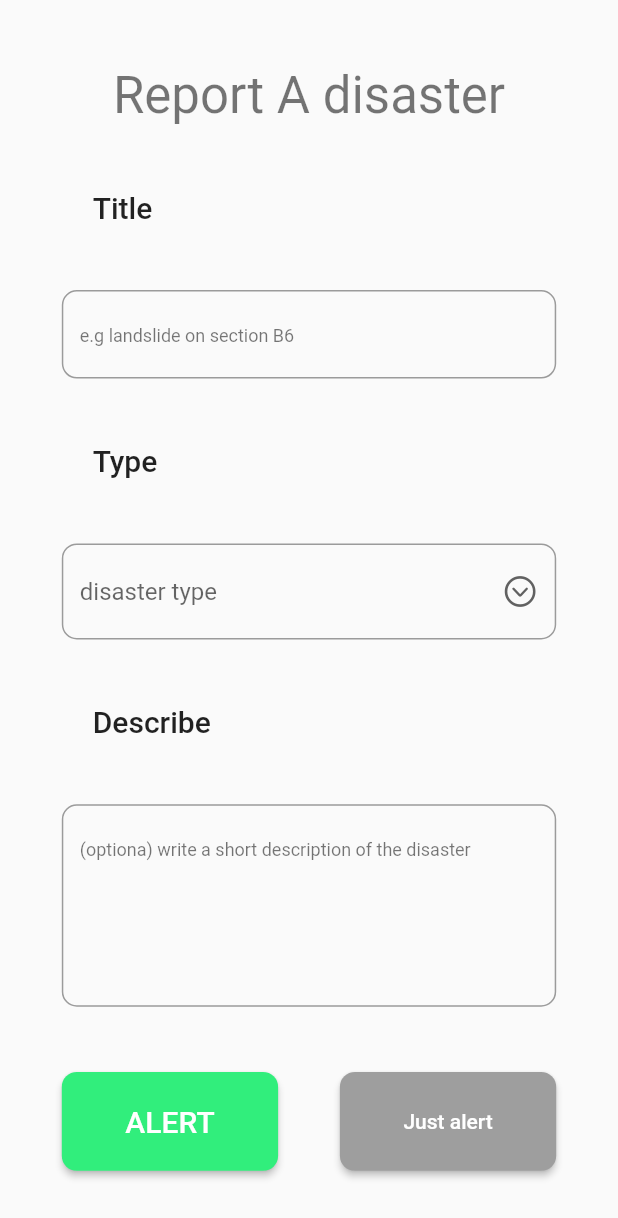
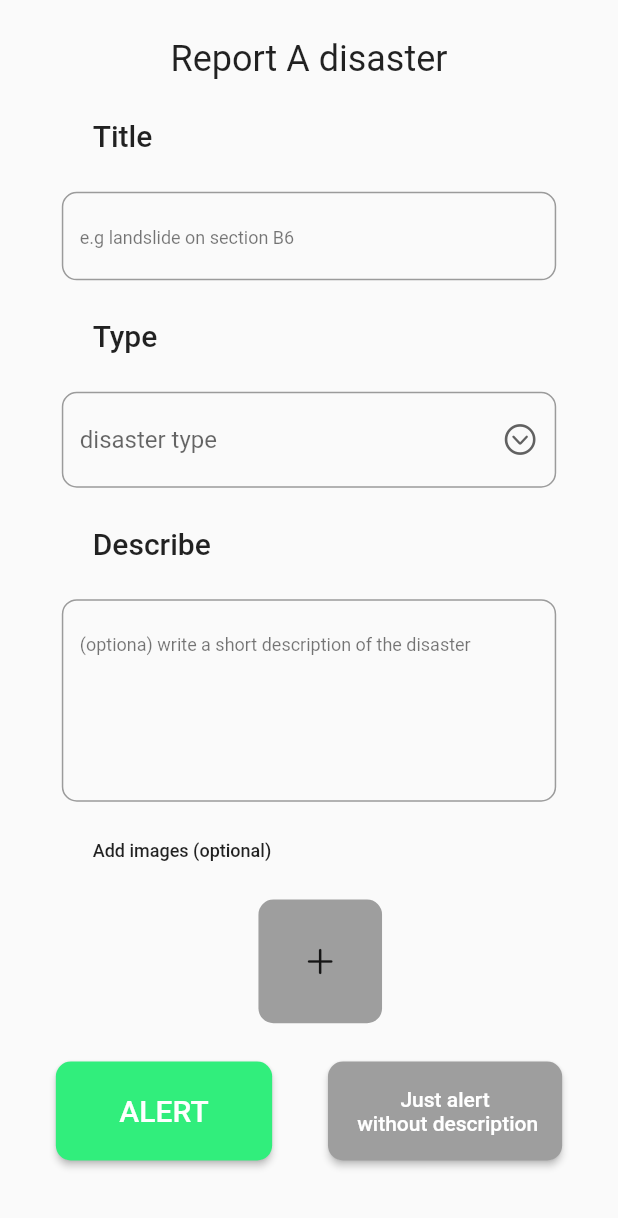
Before and after one commit to materoy/Siemens-hackathon-safety-marker, a Flutter app: the AlertDetailsPage screen opened directly, on a phone screen of 412 x 824 dp. Shown: the top 1218 px of the screen. Run offline on Flutter 3.47's test engine with Material 2 defaults, Android fonts, the phone set to English and light mode, and no system bars; our stand-ins replace bloc, cloud_firestore, equatable, firebase_auth, firebase_core, firebase_storage and 5 more; accounts and stored records are empty; generated files the repository leaves out were written again.

Commit message:
impl disaster image add and description, title, type

```diff
--- a/lib/app/modules/alert/alert.dart
+++ b/lib/app/modules/alert/alert.dart
@@ -4,5 +4,5 @@ export '../safety/view/users_welfare_page.dart';
 export 'bloc/alert_bloc.dart';
 export 'model/model.dart';
 export 'repository/alert_repository.dart';
-export 'view/alert_details_dialog.dart';
+export 'view/alert_details_page.dart';
 export 'view/alert_page.dart';
--- a/lib/app/modules/alert/bloc/alert_bloc.dart
+++ b/lib/app/modules/alert/bloc/alert_bloc.dart
@@ -1,4 +1,5 @@
 import 'dart:async';
+import 'dart:typed_data';
 
 import 'package:bloc/bloc.dart';
 import 'package:equatable/equatable.dart';
@@ -21,7 +22,7 @@ class AlertBloc extends Bloc<AlertEvent, AlertState> {
       final alertId = await _alertRepository.createAlert(event.alert);
       yield CurrentAlertState(event.alert.copyWith(alertId: alertId));
     } else if (event is UpdateAlertEvent) {
-      await _alertRepository.updateAlertDetails(event.alert);
+      await _alertRepository.updateAlertDetails(event.alert, event.images);
       yield CurrentAlertState(event.alert);
     } else {
       yield NoAlertState();
--- a/lib/app/modules/alert/bloc/alert_event.dart
+++ b/lib/app/modules/alert/bloc/alert_event.dart
@@ -13,7 +13,8 @@ class CreateAlertEvent extends AlertEvent {
 }
 
 class UpdateAlertEvent extends AlertEvent {
-  UpdateAlertEvent(Alert alert) : super(alert: alert);
+  UpdateAlertEvent(Alert alert, {this.images}) : super(alert: alert);
+  final List<Uint8List>? images;
 }
 
 class CloseAlertEvent extends AlertEvent {}
--- a/lib/app/modules/alert/model/alert.dart
+++ b/lib/app/modules/alert/model/alert.dart
@@ -1,15 +1,19 @@
+import 'dart:typed_data';
+
 import 'package:cloud_firestore/cloud_firestore.dart';
 import 'package:equatable/equatable.dart';
 
 class Alert extends Equatable {
-  const Alert(
-      {this.alertId,
-      required this.creatorId,
-      this.title,
-      this.type,
-      this.description,
-      required this.time,
-      this.active = true});
+  const Alert({
+    this.alertId,
+    required this.creatorId,
+    this.title,
+    this.type,
+    this.description,
+    required this.time,
+    this.active = true,
+    this.images,
+  });
 
   factory Alert.fromMap(Map<String, dynamic> alertMap) {
     return Alert(
@@ -20,6 +24,9 @@ class Alert extends Equatable {
       description: alertMap['description'] as String?,
       title: alertMap['title'] as String?,
       type: alertMap['type'] as String?,
+      images: (alertMap['images'] as List?)
+          ?.map((dynamic e) => e as String)
+          .toList(),
     );
   }
 
@@ -32,6 +39,7 @@ class Alert extends Equatable {
       'description': description,
       'time': time,
       'active': active,
+      'images': images,
     };
   }
 
@@ -42,6 +50,7 @@ class Alert extends Equatable {
   final String? description;
   final DateTime time;
   final bool active;
+  final List<String>? images;
 
   static Alert empty = Alert(
       time: DateTime.now(),
@@ -54,7 +63,7 @@ class Alert extends Equatable {
 
   @override
   List<Object?> get props =>
-      [alertId, time, creatorId, active, description, title, type];
+      [alertId, time, creatorId, active, description, title, type, images];
 
   Alert copyWith({
     final String? alertId,
@@ -63,6 +72,7 @@ class Alert extends Equatable {
     final String? description,
     final DateTime? time,
     final bool? active,
+    final List<String>? images,
   }) {
     return Alert(
       time: time ?? this.time,
@@ -72,6 +82,7 @@ class Alert extends Equatable {
       description: description ?? this.description,
       title: title ?? this.title,
       type: type ?? this.type,
+      images: images ?? this.images,
     );
   }
 }
--- a/lib/app/modules/alert/repository/alert_repository.dart
+++ b/lib/app/modules/alert/repository/alert_repository.dart
@@ -1,11 +1,16 @@
+import 'dart:typed_data';
+
 import 'package:cloud_firestore/cloud_firestore.dart';
+import 'package:firebase_storage/firebase_storage.dart';
 import 'package:siemens_hackathon_safety_marker/app/modules/alert/model/model.dart';
 
 class AlertRepository {
-  AlertRepository({FirebaseFirestore? firestore})
-      : _firestore = firestore ?? FirebaseFirestore.instance;
+  AlertRepository({FirebaseFirestore? firestore, FirebaseStorage? storage})
+      : _firestore = firestore ?? FirebaseFirestore.instance,
+        _storage = storage ?? FirebaseStorage.instance;
 
   final FirebaseFirestore _firestore;
+  final FirebaseStorage _storage;
 
   // ignore: constant_identifier_names
   static const ALERTS_COLLECTION = 'alerts';
@@ -19,11 +24,21 @@ class AlertRepository {
     return documentReference.id;
   }
 
-  Future<void> updateAlertDetails(Alert alert) async {
+  Future<void> updateAlertDetails(Alert alert, List<Uint8List>? images) async {
+    final imagesUrl = List<String>.empty(growable: true);
+    if (images != null) {
+      for (var i = 0; i < images.length; i++) {
+        final storageReference =
+            _storage.ref('$ALERTS_COLLECTION/${alert.alertId}/$i');
+        final uploadTask = await storageReference.putData(images[i]);
+        final imageUrl = await uploadTask.ref.getDownloadURL();
+        imagesUrl.add(imageUrl);
+      }
+    }
     await _firestore
         .collection(ALERTS_COLLECTION)
         .doc(alert.alertId)
-        .update(alert.toMap());
+        .update(alert.copyWith(images: imagesUrl).toMap());
   }
 
   /// Sets the alert current value to false
--- a/lib/app/modules/alert/view/alert_details_dialog.dart
+++ /dev/null
@@ -1,180 +0,0 @@
-import 'dart:developer';
-
-import 'package:flutter/cupertino.dart';
-import 'package:flutter/material.dart';
-import 'package:flutter_bloc/flutter_bloc.dart';
-import 'package:siemens_hackathon_safety_marker/app/global/util/size_config.dart';
-import 'package:siemens_hackathon_safety_marker/app/modules/alert/bloc/alert_bloc.dart';
-
-class AlertDetailsPage extends StatefulWidget {
-  const AlertDetailsPage({Key? key}) : super(key: key);
-
-  @override
-  _AlertDetailsPageState createState() => _AlertDetailsPageState();
-}
-
-class _AlertDetailsPageState extends State<AlertDetailsPage> {
-  late final TextEditingController _titleController;
-
-  late final TextEditingController _descriptionController;
-
-  late String _alertType;
-
-  @override
-  void initState() {
-    super.initState();
-    _titleController = TextEditingController();
-    _descriptionController = TextEditingController();
-    _alertType = '';
-  }
-
-  @override
-  Widget build(BuildContext context) {
-    return Scaffold(
-      body: SizedBox(
-        width: SizeConfig.width,
-        child: SafeArea(
-          child: Column(
-            mainAxisAlignment: MainAxisAlignment.spaceEvenly,
-            children: [
-              Text('Report A disaster',
-                  style: Theme.of(context).textTheme.headline4),
-
-              _labelText(context, 'Title'),
-
-              /// Title text form field
-              Padding(
-                padding:
-                    EdgeInsets.symmetric(horizontal: SizeConfig.unitWidth * 10),
-                child: TextFormField(
-                  controller: _titleController,
-                  decoration: InputDecoration(
-                    hintText: 'e.g landslide on section B6',
-                    hintStyle: Theme.of(context).textTheme.caption,
-                    border: OutlineInputBorder(
-                      borderRadius: BorderRadius.circular(10),
-                    ),
-                  ),
-                ),
-              ),
-
-              _labelText(context, 'Type'),
-              _selectDisasterType(),
-              _labelText(context, 'Describe'),
-
-              /// Describe text form field
-              Padding(
-                padding:
-                    EdgeInsets.symmetric(horizontal: SizeConfig.unitWidth * 10),
-                child: TextFormField(
-                  controller: _descriptionController,
-                  maxLines: 5,
-                  decoration: InputDecoration(
-                    hintText:
-                        '(optiona) write a short description of the disaster',
-                    hintStyle: Theme.of(context).textTheme.caption,
-                    border: OutlineInputBorder(
-                      borderRadius: BorderRadius.circular(10),
-                    ),
-                  ),
-                ),
-              ),
-
-              Row(
-                mainAxisAlignment: MainAxisAlignment.spaceEvenly,
-                children: [
-                  /// Alert button
-                  sendButton(
-                    onPressed: updateAlert,
-                    child: Text(
-                      'ALERT',
-                      style: Theme.of(context).primaryTextTheme.headline6,
-                    ),
-                    color: const Color(0xFF31EE7C),
-                  ),
-                  sendButton(
-                      onPressed: () {},
-                      child: const Text(
-                        'Just alert',
-                      ),
-                      color: Colors.grey),
-                ],
-              ),
-            ],
-          ),
-        ),
-      ),
-    );
-  }
-
-  void updateAlert() {
-    final initialAlert = BlocProvider.of<AlertBloc>(context).state.alert;
-    BlocProvider.of<AlertBloc>(context)
-        .add(UpdateAlertEvent(initialAlert.copyWith(
-      title: _titleController.text,
-      description: _descriptionController.text,
-      type: _alertType,
-    )));
-  }
-
-  Widget _labelText(BuildContext context, String text) {
-    return Container(
-      padding: EdgeInsets.only(left: SizeConfig.unitWidth * 15),
-      alignment: Alignment.centerLeft,
-      child: Text(
-        text,
-        style: Theme.of(context).textTheme.headline6,
-        textAlign: TextAlign.left,
-      ),
-    );
-  }
-
-  Widget sendButton(
-      {required VoidCallback onPressed,
-      required Widget child,
-      required Color color}) {
-    return ElevatedButton(
-      style: ElevatedButton.styleFrom(
-          shape:
-              RoundedRectangleBorder(borderRadius: BorderRadius.circular(10)),
-          primary: color,
-          minimumSize:
-              Size(SizeConfig.unitWidth * 35.0, SizeConfig.unitHeight * 8.0)),
-      onPressed: onPressed,
-      child: child,
-    );
-  }
-
-  Widget _selectDisasterType() {
-    return Padding(
-      padding: EdgeInsets.symmetric(horizontal: SizeConfig.unitWidth * 10),
-      child: DropdownButtonFormField<String>(
-        icon: const Icon(CupertinoIcons.chevron_down_circle),
-        onChanged: (value) {},
-        decoration: InputDecoration(
-          hintText: 'disaster type',
-          hintStyle: Theme.of(context).textTheme.caption,
-          border: OutlineInputBorder(
-            borderRadius: BorderRadius.circular(10),
-          ),
-        ),
-        items: items(),
-      ),
-    );
-  }
-
-  List<DropdownMenuItem<String>> items() => const [
-        DropdownMenuItem<String>(
-          value: 'fire',
-          child: Text('Fire'),
-        ),
-        DropdownMenuItem<String>(
-          value: 'landslide',
-          child: Text('Landslide'),
-        ),
-        DropdownMenuItem<String>(
-          value: 'thunderstorm',
-          child: Text('Thunderstorm'),
-        ),
-      ];
-}
--- /dev/null
+++ b/lib/app/modules/alert/view/alert_details_page.dart
@@ -0,0 +1,294 @@
+import 'dart:typed_data';
+
+import 'package:flutter/cupertino.dart';
+import 'package:flutter/material.dart';
+import 'package:flutter_bloc/flutter_bloc.dart';
+import 'package:image_picker/image_picker.dart';
+import 'package:siemens_hackathon_safety_marker/app/global/util/size_config.dart';
+import 'package:siemens_hackathon_safety_marker/app/modules/alert/bloc/alert_bloc.dart';
+import 'package:siemens_hackathon_safety_marker/app/routes/app_pages.dart';
+
+class AlertDetailsPage extends StatefulWidget {
+  const AlertDetailsPage({Key? key}) : super(key: key);
+
+  @override
+  _AlertDetailsPageState createState() => _AlertDetailsPageState();
+}
+
+class _AlertDetailsPageState extends State<AlertDetailsPage> {
+  late final TextEditingController _titleController;
+
+  late final TextEditingController _descriptionController;
+
+  late String _alertType;
+
+  late List<Uint8List> _images;
+
+  @override
+  void initState() {
+    super.initState();
+    _titleController = TextEditingController();
+    _descriptionController = TextEditingController();
+    _alertType = '';
+    _images = List<Uint8List>.empty(growable: true);
+  }
+
+  @override
+  Widget build(BuildContext context) {
+    return Scaffold(
+      body: SafeArea(
+        child: SingleChildScrollView(
+          child: SizedBox(
+            width: SizeConfig.width,
+            height: SizeConfig.unitHeight * 97,
+            child: Column(
+              mainAxisAlignment: MainAxisAlignment.spaceEvenly,
+              children: [
+                Text('Report A disaster',
+                    style: Theme.of(context).textTheme.headline5),
+
+                _labelText('Title'),
+
+                /// Title text form field
+                Padding(
+                  padding: EdgeInsets.symmetric(
+                      horizontal: SizeConfig.unitWidth * 10),
+                  child: TextFormField(
+                    controller: _titleController,
+                    decoration: InputDecoration(
+                      hintText: 'e.g landslide on section B6',
+                      hintStyle: Theme.of(context).textTheme.caption,
+                      border: OutlineInputBorder(
+                        borderRadius: BorderRadius.circular(10),
+                      ),
+                    ),
+                  ),
+                ),
+
+                _labelText('Type'),
+                _selectDisasterType(),
+                _labelText('Describe'),
+
+                /// Describe text form field
+                Padding(
+                  padding: EdgeInsets.symmetric(
+                      horizontal: SizeConfig.unitWidth * 10),
+                  child: TextFormField(
+                    controller: _descriptionController,
+                    maxLines: 5,
+                    decoration: InputDecoration(
+                      hintText:
+                          '(optiona) write a short description of the disaster',
+                      hintStyle: Theme.of(context).textTheme.caption,
+                      border: OutlineInputBorder(
+                        borderRadius: BorderRadius.circular(10),
+                      ),
+                    ),
+                  ),
+                ),
+
+                _labelText('Add images (optional)', fontSize: 12),
+
+                /// The disaster images
+                _disasterImages(),
+
+                Row(
+                  mainAxisAlignment: MainAxisAlignment.spaceEvenly,
+                  children: [
+                    /// Alert button
+                    sendButton(
+                      onPressed: updateAlert,
+                      child: Text(
+                        'ALERT',
+                        style: Theme.of(context).primaryTextTheme.headline6,
+                      ),
+                      color: const Color(0xFF31EE7C),
+                    ),
+                    sendButton(
+                        onPressed: () {
+                          Navigator.pushReplacementNamed(context, Routes.MAP);
+                        },
+                        child: const Text(
+                          'Just alert \n without description',
+                          textAlign: TextAlign.center,
+                        ),
+                        color: Colors.grey),
+                  ],
+                ),
+              ],
+            ),
+          ),
+        ),
+      ),
+    );
+  }
+
+  void updateAlert() {
+    final initialAlert = BlocProvider.of<AlertBloc>(context).state.alert;
+    BlocProvider.of<AlertBloc>(context).add(UpdateAlertEvent(
+        initialAlert.copyWith(
+          title: _titleController.text,
+          description: _descriptionController.text,
+          type: _alertType,
+        ),
+        images: _images));
+
+    ThankyouDialog.show(context);
+  }
+
+  Widget _disasterImages() {
+    return SizedBox(
+      height: SizeConfig.unitHeight * 10,
+      child: Row(
+        mainAxisAlignment: MainAxisAlignment.center,
+        mainAxisSize: MainAxisSize.min,
+        children: [
+          _imageContainer(IconButton(
+              onPressed: _addImages, icon: const Icon(CupertinoIcons.add))),
+          ...List.generate(
+              _images.length,
+              (index) => Stack(
+                    alignment: Alignment.topLeft,
+                    children: [
+                      _imageContainer(
+                          Image.memory(_images[index], fit: BoxFit.cover)),
+                      IconButton(
+                          onPressed: () {
+                            /// Remove an image from list
+                            setState(() {
+                              _images.remove(_images[index]);
+                            });
+                          },
+                          icon: const Icon(
+                            Icons.cancel_rounded,
+                            color: Colors.red,
+                          ))
+                    ],
+                  ))
+        ],
+      ),
+    );
+  }
+
+  Widget _imageContainer(Widget child) {
+    return Padding(
+      padding: const EdgeInsets.only(left: 15),
+      child: AspectRatio(
+        aspectRatio: 1,
+        child: Container(
+          clipBehavior: Clip.hardEdge,
+          height: double.infinity,
+          decoration: BoxDecoration(
+              color: Colors.grey, borderRadius: BorderRadius.circular(10)),
+          child: child,
+        ),
+      ),
+    );
+  }
+
+  Future<void> _addImages() async {
+    final picker = ImagePicker();
+    final pickedImage = await picker.pickImage(source: ImageSource.camera);
+
+    if (pickedImage != null) {
+      final pickedImageBytes = await pickedImage.readAsBytes();
+      setState(() {
+        _images.add(pickedImageBytes);
+      });
+    }
+  }
+
+  Widget _labelText(String text, {EdgeInsets? padding, double? fontSize}) {
+    return Container(
+      padding: padding ?? EdgeInsets.only(left: SizeConfig.unitWidth * 15),
+      alignment: Alignment.centerLeft,
+      child: Text(
+        text,
+        style:
+            Theme.of(context).textTheme.headline6!.copyWith(fontSize: fontSize),
+        textAlign: TextAlign.left,
+      ),
+    );
+  }
+
+  Widget sendButton(
+      {required VoidCallback onPressed,
+      required Widget child,
+      required Color color}) {
+    return ElevatedButton(
+      style: ElevatedButton.styleFrom(
+          shape:
+              RoundedRectangleBorder(borderRadius: BorderRadius.circular(10)),
+          primary: color,
+          minimumSize:
+              Size(SizeConfig.unitWidth * 35.0, SizeConfig.unitHeight * 8.0)),
+      onPressed: onPressed,
+      child: child,
+    );
+  }
+
+  Widget _selectDisasterType() {
+    return Padding(
+      padding: EdgeInsets.symmetric(horizontal: SizeConfig.unitWidth * 10),
+      child: DropdownButtonFormField<String>(
+        icon: const Icon(CupertinoIcons.chevron_down_circle),
+        onChanged: (value) {},
+        decoration: InputDecoration(
+          hintText: 'disaster type',
+          hintStyle: Theme.of(context).textTheme.caption,
+          border: OutlineInputBorder(
+            borderRadius: BorderRadius.circular(10),
+          ),
+        ),
+        items: items(),
+      ),
+    );
+  }
+
+  List<DropdownMenuItem<String>> items() => const [
+        DropdownMenuItem<String>(
+          value: 'fire',
+          child: Text('Fire'),
+        ),
+        DropdownMenuItem<String>(
+          value: 'landslide',
+          child: Text('Landslide'),
+        ),
+        DropdownMenuItem<String>(
+          value: 'thunderstorm',
+          child: Text('Thunderstorm'),
+        ),
+      ];
+}
+
+class ThankyouDialog extends StatelessWidget {
+  const ThankyouDialog({Key? key}) : super(key: key);
+
+  static Future<void> show(BuildContext context) {
+    return showCupertinoDialog<void>(
+      context: context,
+      builder: (context) => const ThankyouDialog(),
+    );
+  }
+
+  @override
+  Widget build(BuildContext context) {
+    return CupertinoAlertDialog(
+        title: const Text('Thank you'),
+        content:
+            const Text("Your alert may save a life it's very much appreciated"),
+        actions: [
+          TextButton(
+              onPressed: () =>
+                  Navigator.pushReplacementNamed(context, Routes.MAP),
+              child: const Text('Map')),
+          TextButton(
+              onPressed: () =>
+                  Navigator.pushReplacementNamed(context, Routes.MAP),
+              child: const Text(
+                'Cancel',
+                style: TextStyle(color: Colors.red),
+              )),
+        ]);
+  }
+}
--- a/lib/app/modules/home/bloc/home_event.dart
+++ /dev/null
@@ -1,4 +0,0 @@
-part of 'home_bloc.dart';
-
-@immutable
-abstract class HomeEvent {}
--- a/lib/app/modules/home/bloc/home_state.dart
+++ /dev/null
@@ -1,6 +0,0 @@
-part of 'home_bloc.dart';
-
-@immutable
-abstract class HomeState {}
-
-class HomeInitial extends HomeState {}
--- a/lib/app/modules/safety/bloc/safety_bloc.dart
+++ b/lib/app/modules/safety/bloc/safety_bloc.dart
@@ -4,7 +4,6 @@ import 'dart:developer';
 import 'package:authentication/authentication.dart';
 import 'package:bloc/bloc.dart';
 import 'package:equatable/equatable.dart';
-import 'package:siemens_hackathon_safety_marker/app/global/app_bloc/app_bloc.dart';
 import 'package:siemens_hackathon_safety_marker/app/modules/alert/model/model.dart';
 import 'package:siemens_hackathon_safety_marker/app/modules/safety/repository/safety_repository.dart';
 
@@ -12,16 +11,23 @@ part 'safety_event.dart';
 part 'safety_state.dart';
 
 class SafetyBloc extends Bloc<SafetyEvent, SafetyState> {
-  SafetyBloc() : super(InactiveSafetyAlertState()) {
+  SafetyBloc(this.user) : super(InactiveSafetyAlertState()) {
     _alertSubscription =
         _safetyRepository.activeAlertsStream.listen(_onalertStateChanged);
   }
   final SafetyRepository _safetyRepository = SafetyRepository();
   late final StreamSubscription<Alert?> _alertSubscription;
+  final User user;
 
-  void _onalertStateChanged(Alert? alert) => alert != null
-      ? add(ActivateSafetyEvent(alert))
-      : add(DeactivateSafetyEvent(Alert.empty));
+  void _onalertStateChanged(Alert? alert) {
+    if (alert != null) {
+      /// Does not immediately raise alert for current user until
+      /// alert metadata is set
+      if (alert.creatorId != user.uid) add(ActivateSafetyEvent(alert));
+    } else {
+      add(DeactivateSafetyEvent(Alert.empty));
+    }
+  }
 
   @override
   Stream<SafetyState> mapEventToState(
--- a/lib/app/modules/safety/repository/safety_repository.dart
+++ b/lib/app/modules/safety/repository/safety_repository.dart
@@ -14,6 +14,7 @@ class SafetyRepository {
       .snapshots()
       .map((querySnapshot) => querySnapshot.docs.isNotEmpty
           ? Alert.fromMap(querySnapshot.docs.last.data())
+              .copyWith(alertId: querySnapshot.docs.last.id)
           : null);
 
   Future<void> updateSafetyState(
--- a/lib/app/routes/app_pages.dart
+++ b/lib/app/routes/app_pages.dart
@@ -19,6 +19,7 @@ class AppPages {
     _Paths.ALERT: (_) => const AlertPage(),
     _Paths.SETTINGS: (_) => const SettingsPage(),
     _Paths.ALERT_RESPONSE: (_) => const AlertResponsePage(),
+    _Paths.ALERT_DETAILS: (_) => const AlertDetailsPage(),
     _Paths.RESCUE: (_) => const RescuePage(),
     _Paths.LOGIN: (_) => const LoginPage(),
     _Paths.SIGNUP: (_) => const SignupPage(),
--- a/lib/app/routes/app_routes.dart
+++ b/lib/app/routes/app_routes.dart
@@ -9,6 +9,7 @@ abstract class Routes {
   static const ALERT = _Paths.ALERT;
   static const SETTINGS = _Paths.SETTINGS;
   static const ALERT_RESPONSE = _Paths.ALERT_RESPONSE;
+  static const ALERT_DETAILS = _Paths.ALERT_DETAILS;
   static const RESCUE = _Paths.RESCUE;
   static const LOGIN = _Paths.LOGIN;
   static const SIGNUP = _Paths.SIGNUP;
@@ -21,6 +22,7 @@ abstract class _Paths {
   static const ALERT = '/alert';
   static const SETTINGS = '/settings';
   static const ALERT_RESPONSE = '/alert_response';
+  static const ALERT_DETAILS = '/alert_details';
   static const RESCUE = '/rescue';
   static const LOGIN = '/login';
   static const SIGNUP = '/signup';
```
Also changed, not shown: lib/app/app.dart (+12 -5 lines), lib/app/modules/alert/view/alert_page.dart (+3 -12 lines), lib/app/modules/home/bloc/home_bloc.dart (deleted, +0 -18 lines), lib/app/modules/home/cubit/home_cubit.dart (added, +27 -0 lines), lib/app/modules/home/cubit/home_state.dart (added, +10 -0 lines), lib/app/modules/home/repository/home_repository.dart (added, +17 -0 lines), lib/app/modules/home/view/home_page.dart (+59 -7 lines).
